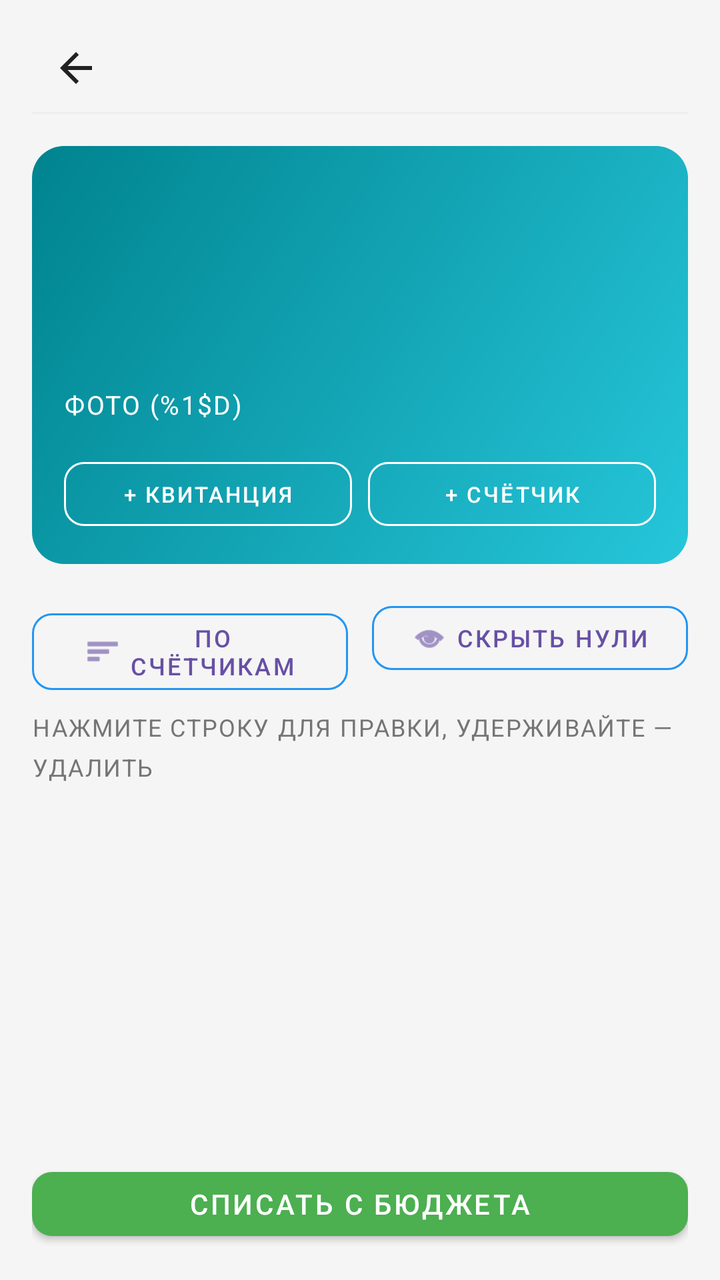
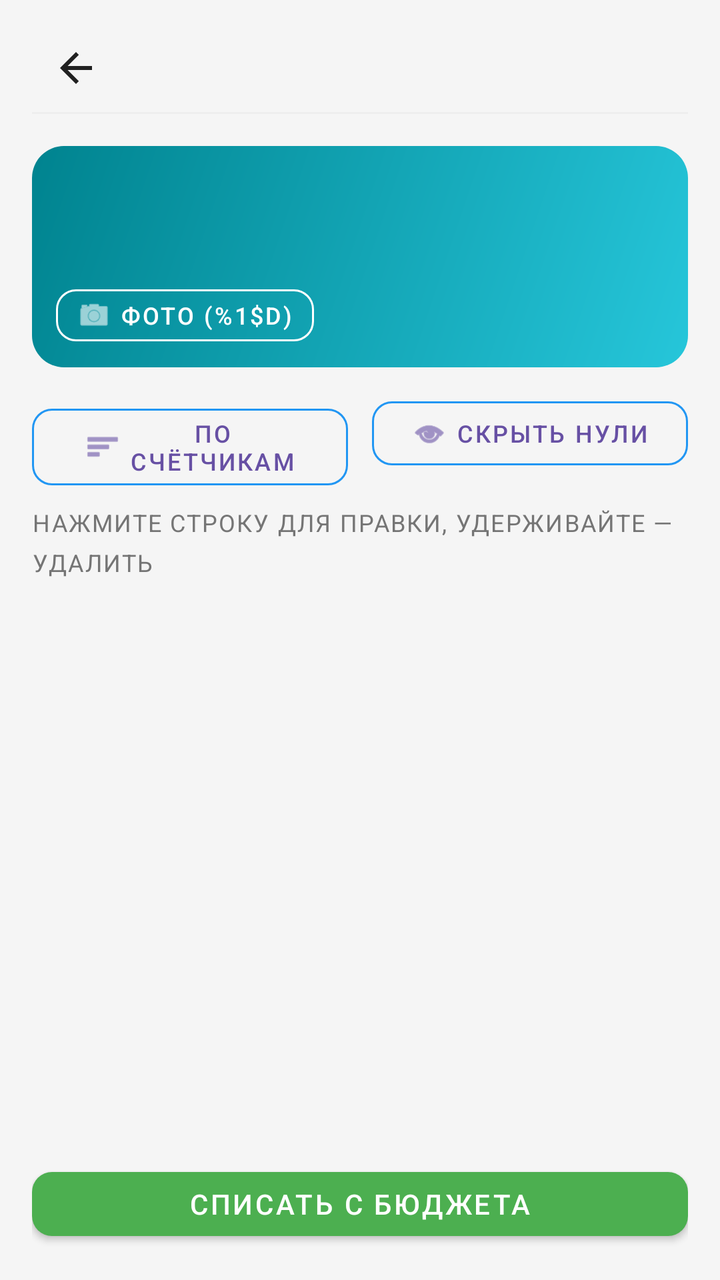

Before-and-after screenshots of an Android layout around one commit, followed by the original layout XML and the change that was made.
<!-- AndroidManifest.xml: application theme Theme.MyBudget -->
<!-- res/layout/activity_utility_bill.xml -->
<?xml version="1.0" encoding="utf-8"?>
<LinearLayout xmlns:android="http://schemas.android.com/apk/res/android" xmlns:app="http://schemas.android.com/apk/res-auto"
    android:orientation="vertical"
    android:background="@color/background_light"
    android:paddingLeft="@dimen/space_16"
    android:paddingTop="@dimen/space_12"
    android:paddingRight="@dimen/space_16"
    android:paddingBottom="@dimen/space_16"
    android:layout_width="match_parent"
    android:layout_height="match_parent"
    android:paddingHorizontal="@dimen/space_16">
    <include
        android:layout_width="match_parent"
        android:layout_height="wrap_content"
        android:layout_marginBottom="@dimen/space_8"
        layout="@layout/include_screen_header"/>
    <androidx.cardview.widget.CardView
        android:layout_width="match_parent"
        android:layout_height="wrap_content"
        android:layout_marginBottom="@dimen/space_12"
        app:cardBackgroundColor="@android:color/transparent"
        app:cardElevation="0dp">
        <LinearLayout
            android:layout_width="match_parent"
            android:layout_height="wrap_content"
            android:background="@drawable/utilities_hero_card_bg"
            android:orientation="vertical"
            android:padding="@dimen/space_16">
            <TextView
                android:id="@+id/billPeriodTitle"
                android:layout_width="match_parent"
                android:layout_height="wrap_content"
                android:textColor="@color/main_hero_text_primary"
                android:textSize="16sp"
                style="@style/Text.MyBudget.Section" />
            <TextView
                android:id="@+id/billGrandTotal"
                android:layout_width="match_parent"
                android:layout_height="wrap_content"
                android:layout_marginTop="@dimen/space_4"
                android:textColor="@color/main_hero_text_primary"
                android:textSize="32sp"
                style="@style/Text.MyBudget.Amount" />
            <TextView
                android:id="@+id/billAreaText"
                android:layout_width="match_parent"
                android:layout_height="wrap_content"
                android:layout_marginTop="@dimen/space_8"
                android:textColor="@color/utilities_hero_text_secondary"
                android:textSize="13sp"
                style="@style/Text.MyBudget.Subtitle" />
            <TextView
                android:id="@+id/billChecklistText"
                android:layout_width="match_parent"
                android:layout_height="wrap_content"
                android:layout_marginTop="@dimen/space_6"
                android:textColor="@color/utilities_hero_text_secondary"
                android:textSize="12sp"
                android:visibility="gone"
                style="@style/Text.MyBudget.Subtitle" />
            <TextView
                android:id="@+id/billForecastText"
                android:layout_width="match_parent"
                android:layout_height="wrap_content"
                android:layout_marginTop="@dimen/space_4"
                android:textColor="@color/utilities_hero_text_secondary"
                android:textSize="12sp"
                android:visibility="gone"
                style="@style/Text.MyBudget.Subtitle" />
            <TextView
                android:id="@+id/billPhotosTitle"
                android:layout_width="match_parent"
                android:layout_height="wrap_content"
                android:layout_marginTop="@dimen/space_10"
                android:text="@string/utility_photos_title"
                android:textColor="@color/main_hero_text_primary"
                android:textSize="13sp"
                style="@style/Text.MyBudget.SectionLabel" />
            <TextView
                android:id="@+id/billPhotosFolderHint"
                android:layout_width="match_parent"
                android:layout_height="wrap_content"
                android:layout_marginTop="@dimen/space_4"
                android:textColor="@color/utilities_hero_text_secondary"
                android:textSize="11sp"
                android:visibility="gone"
                style="@style/Text.MyBudget.Subtitle" />
            <androidx.recyclerview.widget.RecyclerView
                android:id="@+id/billPhotosRecyclerView"
                android:layout_width="match_parent"
                android:layout_height="wrap_content"
                android:layout_marginTop="@dimen/space_6"
                android:clipToPadding="false"
                android:overScrollMode="never"
                android:paddingEnd="@dimen/space_4" />
            <LinearLayout
                android:layout_width="match_parent"
                android:layout_height="wrap_content"
                android:layout_marginTop="@dimen/space_8"
                android:orientation="horizontal">
                <com.google.android.material.button.MaterialButton
                    android:id="@+id/addReceiptPhotoButton"
                    android:layout_width="0dp"
                    android:layout_height="wrap_content"
                    android:layout_marginEnd="@dimen/space_4"
                    android:layout_weight="1"
                    android:minHeight="@dimen/touch_min_size"
                    android:text="@string/utility_photo_add_receipt"
                    android:textColor="@color/main_hero_text_primary"
                    android:textSize="11sp"
                    app:cornerRadius="@dimen/radius_10"
                    app:strokeColor="@color/main_hero_text_primary"
                    style="@style/Widget.MaterialComponents.Button.OutlinedButton" />
                <com.google.android.material.button.MaterialButton
                    android:id="@+id/addMeterPhotoButton"
                    android:layout_width="0dp"
                    android:layout_height="wrap_content"
                    android:layout_marginStart="@dimen/space_4"
                    android:layout_weight="1"
                    android:minHeight="@dimen/touch_min_size"
                    android:text="@string/utility_photo_add_meter"
                    android:textColor="@color/main_hero_text_primary"
                    android:textSize="11sp"
                    app:cornerRadius="@dimen/radius_10"
                    app:strokeColor="@color/main_hero_text_primary"
                    style="@style/Widget.MaterialComponents.Button.OutlinedButton" />
            </LinearLayout>
        </LinearLayout>
    </androidx.cardview.widget.CardView>
    <LinearLayout
        android:orientation="horizontal"
        android:layout_width="match_parent"
        android:layout_height="wrap_content"
        android:layout_marginBottom="@dimen/space_8">
        <com.google.android.material.button.MaterialButton
            android:textSize="12sp"
            android:id="@+id/applyMetersButton"
            android:layout_width="0dp"
            android:layout_height="wrap_content"
            android:minHeight="@dimen/touch_min_size"
            android:text="@string/utility_bill_apply_meters"
            android:layout_weight="1"
            android:layout_marginEnd="@dimen/space_6"
            app:cornerRadius="@dimen/radius_10"
            app:icon="@android:drawable/ic_menu_sort_by_size"
            app:iconGravity="textStart"
            app:strokeColor="@color/budget_blue"
            style="@style/Widget.MaterialComponents.Button.OutlinedButton"/>
        <com.google.android.material.button.MaterialButton
            android:textSize="12sp"
            android:id="@+id/hideZeroLinesButton"
            android:layout_width="0dp"
            android:layout_height="wrap_content"
            android:minHeight="@dimen/touch_min_size"
            android:text="@string/utility_bill_hide_zeros"
            android:layout_weight="1"
            android:layout_marginStart="@dimen/space_6"
            app:cornerRadius="@dimen/radius_10"
            app:icon="@android:drawable/ic_menu_view"
            app:iconGravity="textStart"
            app:strokeColor="@color/budget_blue"
            style="@style/Widget.MaterialComponents.Button.OutlinedButton"/>
    </LinearLayout>
    <TextView
        android:layout_width="match_parent"
        android:layout_height="wrap_content"
        android:layout_marginBottom="@dimen/space_8"
        android:text="@string/utility_bill_lines_hint"
        style="@style/Text.MyBudget.SectionLabel"/>
    <androidx.recyclerview.widget.RecyclerView
        android:id="@+id/billDetailsRecyclerView"
        android:paddingBottom="@dimen/space_8"
        android:clipToPadding="false"
        android:layout_width="match_parent"
        android:layout_height="0dp"
        android:layout_weight="1"/>
    <com.google.android.material.button.MaterialButton
        android:id="@+id/payFromBudgetButton"
        android:layout_width="match_parent"
        android:layout_height="wrap_content"
        android:layout_marginTop="@dimen/space_8"
        android:minHeight="@dimen/touch_min_size"
        android:text="@string/utility_pay_from_budget"
        app:backgroundTint="@color/income_green"
        app:cornerRadius="@dimen/radius_10"
        style="@style/Widget.MaterialComponents.Button"/>
</LinearLayout>
<!-- res/layout/include_screen_header.xml (included above) -->
<?xml version="1.0" encoding="utf-8"?>
<LinearLayout xmlns:android="http://schemas.android.com/apk/res/android"
    android:layout_width="match_parent"
    android:layout_height="wrap_content"
    android:orientation="vertical">

    <include layout="@layout/include_compact_toolbar" />

    <View
        android:layout_width="match_parent"
        android:layout_height="1dp"
        android:layout_marginBottom="@dimen/space_8"
        android:background="@color/border_light" />
</LinearLayout>
<!-- res/layout/include_compact_toolbar.xml (included above) -->
<?xml version="1.0" encoding="utf-8"?>
<LinearLayout xmlns:android="http://schemas.android.com/apk/res/android" xmlns:app="http://schemas.android.com/apk/res-auto"
    android:gravity="center_vertical"
    android:orientation="horizontal"
    android:id="@+id/screenHeaderRoot"
    android:layout_width="match_parent"
    android:layout_height="wrap_content"
    android:minHeight="@dimen/touch_min_size">
    <ImageButton
        android:id="@+id/screenHeaderBack"
        android:background="?attr/selectableItemBackgroundBorderless"
        android:padding="@dimen/space_8"
        android:layout_width="@dimen/touch_min_size"
        android:layout_height="@dimen/touch_min_size"
        android:src="@drawable/ic_arrow_back"
        android:scaleType="centerInside"
        android:contentDescription="@string/nav_back"
        app:tint="@color/text_primary"/>
    <TextView
        android:textSize="18sp"
        android:id="@+id/screenHeaderEmoji"
        android:visibility="gone"
        android:layout_width="wrap_content"
        android:layout_height="wrap_content"
        android:layout_marginStart="@dimen/space_2"/>
    <TextView
        android:textSize="20sp"
        android:ellipsize="end"
        android:id="@+id/screenHeaderTitle"
        android:layout_width="0dp"
        android:layout_height="wrap_content"
        android:maxLines="1"
        android:layout_weight="1"
        android:layout_marginStart="@dimen/space_4"
        style="@style/Text.MyBudget.Title"/>
    <ImageButton
        android:id="@+id/screenHeaderAction"
        android:background="?attr/selectableItemBackgroundBorderless"
        android:padding="@dimen/space_8"
        android:visibility="gone"
        android:layout_width="@dimen/touch_min_size"
        android:layout_height="@dimen/touch_min_size"
        android:src="@android:drawable/ic_menu_more"
        android:contentDescription="@string/transactions_more_menu"
        app:tint="@color/text_secondary"/>
    <ImageButton
        android:id="@+id/screenHeaderActionSecondary"
        android:background="?attr/selectableItemBackgroundBorderless"
        android:padding="@dimen/space_8"
        android:visibility="gone"
        android:layout_width="@dimen/touch_min_size"
        android:layout_height="@dimen/touch_min_size"
        android:src="@android:drawable/ic_menu_search"
        android:contentDescription="@string/transactions_search_submit"
        app:tint="@color/budget_blue"/>
</LinearLayout>
<!-- resources referenced by this layout -->
<resources>
  <color name="background_light">#f5f5f5</color>
  <color name="border_light">#eeeeee</color>
  <color name="budget_blue">#2196f3</color>
  <color name="income_green">#4caf50</color>
  <color name="main_hero_text_primary">#ffffff</color>
  <color name="text_primary">#212121</color>
  <color name="text_secondary">#757575</color>
  <color name="utilities_hero_text_secondary">#b2ebf2</color>
  <dimen name="radius_10">10dp</dimen>
  <dimen name="space_10">10dp</dimen>
  <dimen name="space_12">12dp</dimen>
  <dimen name="space_16">16dp</dimen>
  <dimen name="space_2">2dp</dimen>
  <dimen name="space_4">4dp</dimen>
  <dimen name="space_6">6dp</dimen>
  <dimen name="space_8">8dp</dimen>
  <dimen name="touch_min_size">44dp</dimen>
  <!-- drawable ic_arrow_back (drawable) -->
  <?xml version="1.0" encoding="utf-8"?>
  <vector xmlns:android="http://schemas.android.com/apk/res/android"
      android:height="24dp"
      android:width="24dp"
      android:viewportWidth="24"
      android:viewportHeight="24">
      <path
          android:fillColor="@color/text_primary"
          android:pathData="M20,11H7.83l5.59,-5.59L12,4l-8,8 8,8 1.41,-1.41L7.83,13H20v-2z"/>
  </vector>
  <string name="nav_back">Назад</string>
  <string name="transactions_more_menu">Дополнительно</string>
  <string name="transactions_search_submit">Искать</string>
  <string name="utility_bill_apply_meters">По счётчикам</string>
  <string name="utility_bill_hide_zeros">Скрыть нули</string>
  <string name="utility_bill_lines_hint">Нажмите строку для правки, удерживайте — удалить</string>
  <string name="utility_pay_from_budget">Списать с бюджета</string>
  <string name="utility_photo_add_meter">+ Счётчик</string>
  <string name="utility_photo_add_receipt">+ Квитанция</string>
  <string name="utility_photos_title">Фото (%1$d)</string>
  <style name="Text.MyBudget.Amount" parent="@style/Text.MyBudget">
      <item name="android:textSize">14sp</item>
      <item name="android:textStyle">bold</item>
    </style>
  <style name="Text.MyBudget.Section" parent="@style/Text.MyBudget">
      <item name="android:textSize">16sp</item>
      <item name="android:textStyle">bold</item>
      <item name="android:textColor">@color/text_primary</item>
    </style>
  <style name="Text.MyBudget.SectionLabel" parent="@style/Text.MyBudget">
      <item name="android:textSize">12sp</item>
      <item name="android:textColor">@color/text_secondary</item>
      <item name="android:textAllCaps">true</item>
      <item name="android:letterSpacing">0.06</item>
    </style>
  <style name="Text.MyBudget.Subtitle" parent="@style/Text.MyBudget">
      <item name="android:textSize">12sp</item>
      <item name="android:textColor">@color/text_secondary</item>
    </style>
  <style name="Text.MyBudget.Title" parent="@style/Text.MyBudget">
      <item name="android:textSize">18sp</item>
      <item name="android:textStyle">bold</item>
      <item name="android:textColor">@color/text_primary</item>
    </style>
  <style name="Theme.MyBudget" parent="@style/Base.Theme.MyBudget" />
  <dimen name="radius_16">16dp</dimen>
  <color name="utilities_hero_end">#00838f</color>
  <color name="utilities_hero_start">#26c6da</color>
  <style name="Text.MyBudget" parent="@style/TextAppearance.Material3.BodyMedium" />
  <color name="md_theme_onPrimary">#ffffff</color>
  <color name="md_theme_onSurface">#1d1b20</color>
  <color name="md_theme_outline">#79747e</color>
  <color name="md_theme_primary">#6750a4</color>
  <color name="md_theme_surface">#ffffff</color>
  <color name="md_theme_surfaceVariant">#e7e0ec</color>
  <!-- unchanged entries left out for length: 2 -->
</resources>

<!-- the commit's change to res/layout/activity_utility_bill.xml (unified diff, before → after) -->
@@ -17,7 +17,7 @@
     <androidx.cardview.widget.CardView
         android:layout_width="match_parent"
         android:layout_height="wrap_content"
-        android:layout_marginBottom="@dimen/space_12"
+        android:layout_marginBottom="@dimen/space_8"
         app:cardBackgroundColor="@android:color/transparent"
         app:cardElevation="0dp">
         <LinearLayout
@@ -25,59 +25,48 @@
             android:layout_height="wrap_content"
             android:background="@drawable/utilities_hero_card_bg"
             android:orientation="vertical"
-            android:padding="@dimen/space_16">
-            <TextView
-                android:id="@+id/billPeriodTitle"
-                android:layout_width="match_parent"
-                android:layout_height="wrap_content"
-                android:textColor="@color/main_hero_text_primary"
-                android:textSize="16sp"
-                style="@style/Text.MyBudget.Section" />
-            <TextView
-                android:id="@+id/billGrandTotal"
-                android:layout_width="match_parent"
-                android:layout_height="wrap_content"
-                android:layout_marginTop="@dimen/space_4"
-                android:textColor="@color/main_hero_text_primary"
-                android:textSize="32sp"
-                style="@style/Text.MyBudget.Amount" />
+            android:paddingLeft="@dimen/space_12"
+            android:paddingTop="@dimen/space_10"
+            android:paddingRight="@dimen/space_12"
+            android:paddingBottom="@dimen/space_10"
+            android:paddingHorizontal="@dimen/space_12"
+            android:paddingVertical="@dimen/space_10">
+            <LinearLayout
+                android:layout_width="match_parent"
+                android:layout_height="wrap_content"
+                android:gravity="center_vertical"
+                android:orientation="horizontal">
+                <TextView
+                    android:id="@+id/billPeriodTitle"
+                    android:layout_width="0dp"
+                    android:layout_height="wrap_content"
+                    android:layout_weight="1"
+                    android:ellipsize="end"
+                    android:maxLines="1"
+                    android:textColor="@color/main_hero_text_primary"
+                    android:textSize="15sp"
+                    style="@style/Text.MyBudget.Section" />
+                <TextView
+                    android:id="@+id/billGrandTotal"
+                    android:layout_width="wrap_content"
+                    android:layout_height="wrap_content"
+                    android:layout_marginStart="@dimen/space_8"
+                    android:textColor="@color/main_hero_text_primary"
+                    android:textSize="22sp"
+                    style="@style/Text.MyBudget.Amount" />
+            </LinearLayout>
             <TextView
                 android:id="@+id/billAreaText"
                 android:layout_width="match_parent"
                 android:layout_height="wrap_content"
-                android:layout_marginTop="@dimen/space_8"
+                android:layout_marginTop="@dimen/space_4"
+                android:ellipsize="end"
+                android:maxLines="2"
                 android:textColor="@color/utilities_hero_text_secondary"
-                android:textSize="13sp"
+                android:textSize="12sp"
                 style="@style/Text.MyBudget.Subtitle" />
             <TextView
                 android:id="@+id/billChecklistText"
-                android:layout_width="match_parent"
-                android:layout_height="wrap_content"
-                android:layout_marginTop="@dimen/space_6"
-                android:textColor="@color/utilities_hero_text_secondary"
-                android:textSize="12sp"
-                android:visibility="gone"
-                style="@style/Text.MyBudget.Subtitle" />
-            <TextView
-                android:id="@+id/billForecastText"
-                android:layout_width="match_parent"
-                android:layout_height="wrap_content"
-                android:layout_marginTop="@dimen/space_4"
-                android:textColor="@color/utilities_hero_text_secondary"
-                android:textSize="12sp"
-                android:visibility="gone"
-                style="@style/Text.MyBudget.Subtitle" />
-            <TextView
-                android:id="@+id/billPhotosTitle"
-                android:layout_width="match_parent"
-                android:layout_height="wrap_content"
-                android:layout_marginTop="@dimen/space_10"
-                android:text="@string/utility_photos_title"
-                android:textColor="@color/main_hero_text_primary"
-                android:textSize="13sp"
-                style="@style/Text.MyBudget.SectionLabel" />
-            <TextView
-                android:id="@+id/billPhotosFolderHint"
                 android:layout_width="match_parent"
                 android:layout_height="wrap_content"
                 android:layout_marginTop="@dimen/space_4"
@@ -85,46 +74,33 @@
                 android:textSize="11sp"
                 android:visibility="gone"
                 style="@style/Text.MyBudget.Subtitle" />
-            <androidx.recyclerview.widget.RecyclerView
-                android:id="@+id/billPhotosRecyclerView"
-                android:layout_width="match_parent"
+            <TextView
+                android:id="@+id/billForecastText"
+                android:layout_width="match_parent"
+                android:layout_height="wrap_content"
+                android:layout_marginTop="@dimen/space_2"
+                android:textColor="@color/utilities_hero_text_secondary"
+                android:textSize="11sp"
+                android:visibility="gone"
+                style="@style/Text.MyBudget.Subtitle" />
+            <com.google.android.material.button.MaterialButton
+                android:id="@+id/openPhotosButton"
+                android:layout_width="wrap_content"
                 android:layout_height="wrap_content"
                 android:layout_marginTop="@dimen/space_6"
-                android:clipToPadding="false"
-                android:overScrollMode="never"
-                android:paddingEnd="@dimen/space_4" />
-            <LinearLayout
-                android:layout_width="match_parent"
-                android:layout_height="wrap_content"
-                android:layout_marginTop="@dimen/space_8"
-                android:orientation="horizontal">
-                <com.google.android.material.button.MaterialButton
-                    android:id="@+id/addReceiptPhotoButton"
-                    android:layout_width="0dp"
-                    android:layout_height="wrap_content"
-                    android:layout_marginEnd="@dimen/space_4"
-                    android:layout_weight="1"
-                    android:minHeight="@dimen/touch_min_size"
-                    android:text="@string/utility_photo_add_receipt"
-                    android:textColor="@color/main_hero_text_primary"
-                    android:textSize="11sp"
-                    app:cornerRadius="@dimen/radius_10"
-                    app:strokeColor="@color/main_hero_text_primary"
-                    style="@style/Widget.MaterialComponents.Button.OutlinedButton" />
-                <com.google.android.material.button.MaterialButton
-                    android:id="@+id/addMeterPhotoButton"
-                    android:layout_width="0dp"
-                    android:layout_height="wrap_content"
-                    android:layout_marginStart="@dimen/space_4"
-                    android:layout_weight="1"
-                    android:minHeight="@dimen/touch_min_size"
-                    android:text="@string/utility_photo_add_meter"
-                    android:textColor="@color/main_hero_text_primary"
-                    android:textSize="11sp"
-                    app:cornerRadius="@dimen/radius_10"
-                    app:strokeColor="@color/main_hero_text_primary"
-                    style="@style/Widget.MaterialComponents.Button.OutlinedButton" />
-            </LinearLayout>
+                android:minHeight="36dp"
+                android:minWidth="0dp"
+                android:paddingHorizontal="@dimen/space_10"
+                android:text="@string/utility_photos_open"
+                android:textColor="@color/main_hero_text_primary"
+                android:textSize="12sp"
+                app:cornerRadius="@dimen/radius_10"
+                app:icon="@android:drawable/ic_menu_camera"
+                app:iconGravity="textStart"
+                app:iconPadding="@dimen/space_4"
+                app:iconTint="@color/main_hero_text_primary"
+                app:strokeColor="@color/main_hero_text_primary"
+                style="@style/Widget.MaterialComponents.Button.OutlinedButton" />
         </LinearLayout>
     </androidx.cardview.widget.CardView>
     <LinearLayout
<!-- resource entries referenced after the edit -->
@@ -35,9 +35,7 @@
   <string name="utility_bill_hide_zeros">Скрыть нули</string>
   <string name="utility_bill_lines_hint">Нажмите строку для правки, удерживайте — удалить</string>
   <string name="utility_pay_from_budget">Списать с бюджета</string>
-  <string name="utility_photo_add_meter">+ Счётчик</string>
-  <string name="utility_photo_add_receipt">+ Квитанция</string>
-  <string name="utility_photos_title">Фото (%1$d)</string>
+  <string name="utility_photos_open">Фото (%1$d)</string>
   <style name="Text.MyBudget.Amount" parent="@style/Text.MyBudget">
       <item name="android:textSize">14sp</item>
       <item name="android:textStyle">bold</item>
